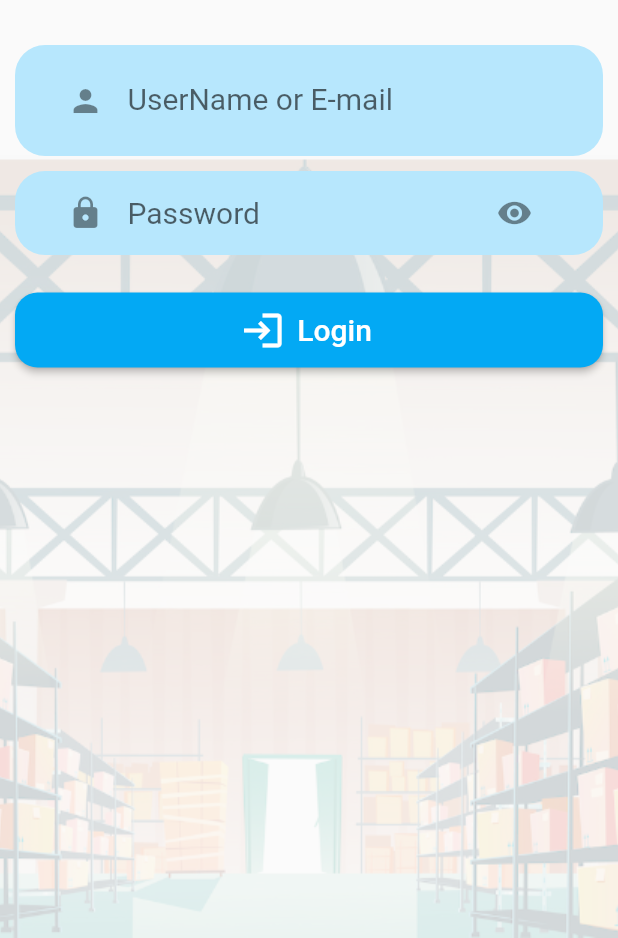
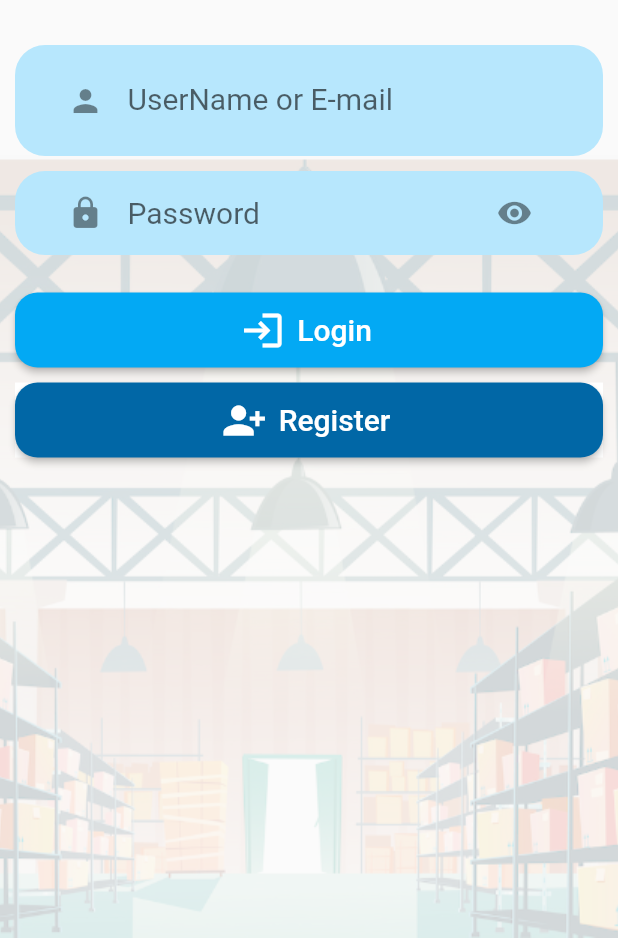
Before and after one commit to KorOkami/StockCount, a Flutter app: the screen it shows after launch, on a phone screen of 412 x 824 dp, the part 298-1236 px from its top. Run offline on Flutter 3.47's test engine with Material 2 defaults, Android fonts, the phone set to English and light mode, and no system bars; our stand-ins replace dio, dropdown_search, flutter_slidable, form_field_validator, google_fonts, jwt_decoder and 3 more; missing offline and left inert: dart:ffi, flutter_barcode_scanner, flutter_dynamic_calculator, qrscan; Roboto replaces fonts that are missing (Prompt).

Commit message:
Enable Register

```diff
--- a/lib/screen/login.dart
+++ b/lib/screen/login.dart
@@ -344,42 +344,42 @@ class _LoginScreenState extends State<LoginScreen> {
                                 SizedBox(
                                   height: 10,
                                 ),
-                                // Container(
-                                //     width: double.infinity,
-                                //     height: 50,
-                                //     color: Colors.white,
-                                //     child: ElevatedButton.icon(
-                                //         style: ButtonStyle(
-                                //           shape: MaterialStateProperty.all<
-                                //                   RoundedRectangleBorder>(
-                                //               RoundedRectangleBorder(
-                                //                   borderRadius:
-                                //                       BorderRadius.circular(
-                                //                           15))),
-                                //           backgroundColor:
-                                //               MaterialStateProperty.all(
-                                //                   Color.fromARGB(
-                                //                       255, 1, 103, 166)),
-                                //         ),
-                                //         label: Text(
-                                //           "Register",
-                                //           style: GoogleFonts.prompt(
-                                //               fontSize: 20,
-                                //               color: Colors.white),
-                                //         ),
-                                //         icon: Icon(
-                                //           Icons.person_add_alt_1,
-                                //           color: Colors.white,
-                                //           size: 30,
-                                //         ),
-                                //         onPressed: () {
-                                //           Navigator.push(context,
-                                //               MaterialPageRoute(
-                                //                   builder: (context) {
-                                //             return Register_Screen(
-                                //                 token: _successData?.token);
-                                //           }));
-                                //         }))
+                                Container(
+                                    width: double.infinity,
+                                    height: 50,
+                                    color: Colors.white,
+                                    child: ElevatedButton.icon(
+                                        style: ButtonStyle(
+                                          shape: MaterialStateProperty.all<
+                                                  RoundedRectangleBorder>(
+                                              RoundedRectangleBorder(
+                                                  borderRadius:
+                                                      BorderRadius.circular(
+                                                          15))),
+                                          backgroundColor:
+                                              MaterialStateProperty.all(
+                                                  Color.fromARGB(
+                                                      255, 1, 103, 166)),
+                                        ),
+                                        label: Text(
+                                          "Register",
+                                          style: GoogleFonts.prompt(
+                                              fontSize: 20,
+                                              color: Colors.white),
+                                        ),
+                                        icon: Icon(
+                                          Icons.person_add_alt_1,
+                                          color: Colors.white,
+                                          size: 30,
+                                        ),
+                                        onPressed: () {
+                                          Navigator.push(context,
+                                              MaterialPageRoute(
+                                                  builder: (context) {
+                                            return Register_Screen(
+                                                token: _successData?.token);
+                                          }));
+                                        }))
                               ]),
                         ),
                       ),
```
